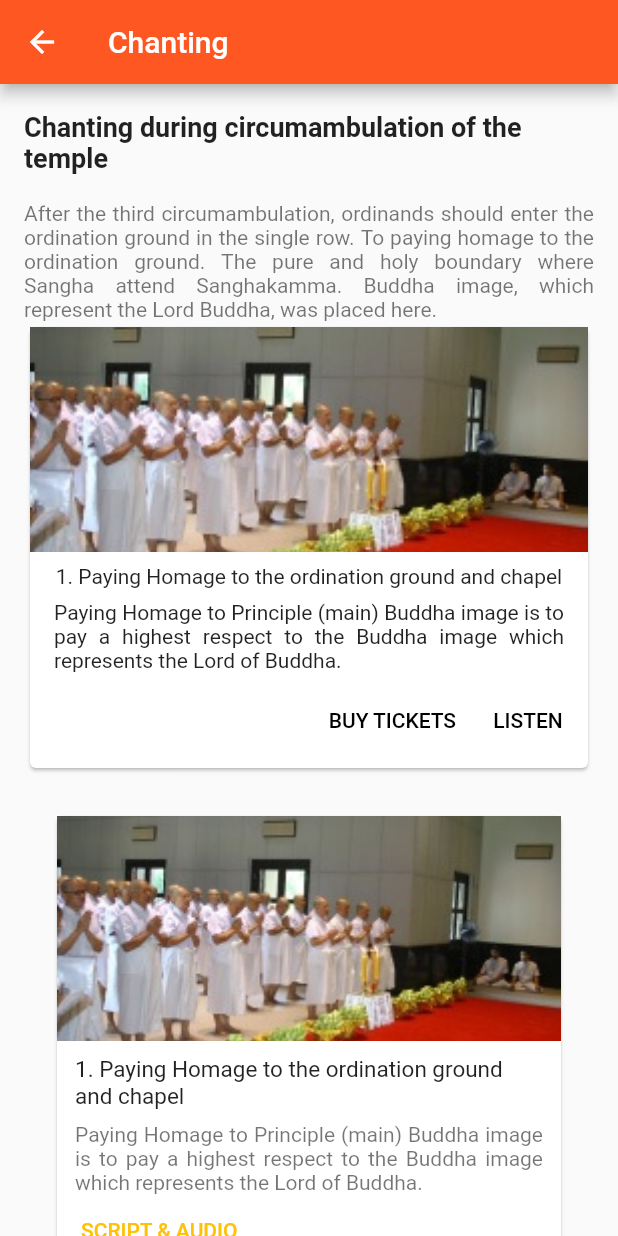
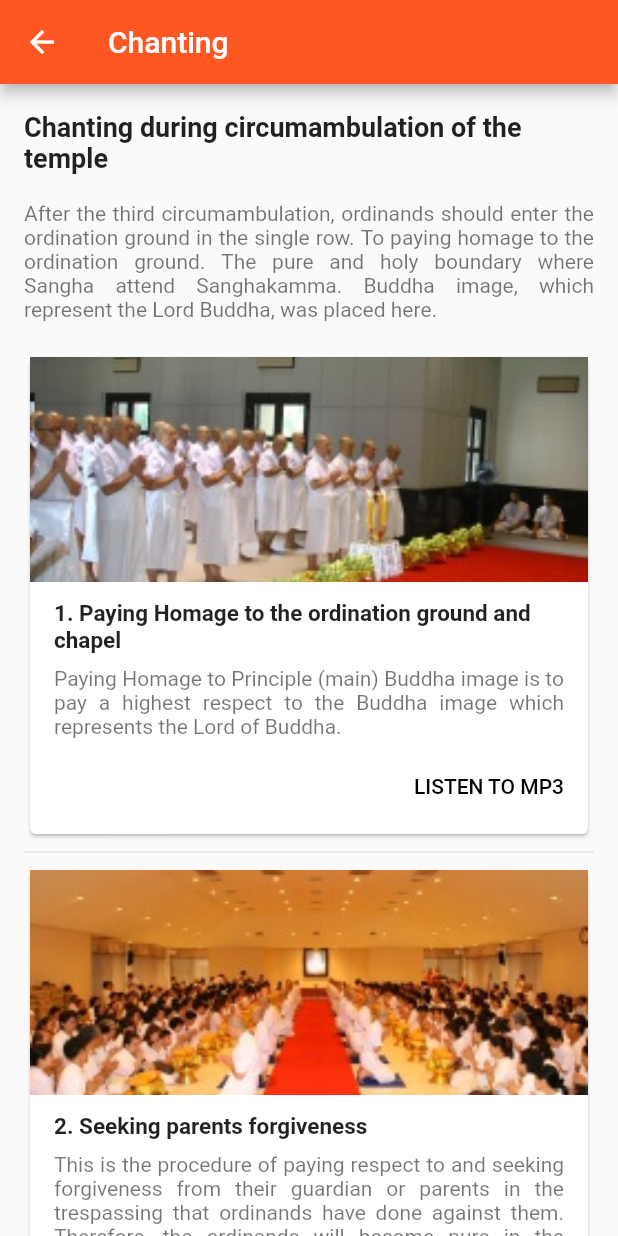
Before and after one commit to siripink/idop, a Flutter app: the Chanting screen opened directly, on a phone screen of 412 x 824 dp. Run offline on Flutter 3.47's test engine with Material 2 defaults, Android fonts, the phone set to English and light mode, and no system bars; our stand-ins replace audioplayers, cloud_firestore; missing offline and left inert: carousel, validate; accounts and stored records are empty.

Commit message:
Fixed text got cut off in card box

```diff
--- a/lib/chanting.dart
+++ b/lib/chanting.dart
@@ -1,6 +1,6 @@
 import 'package:flutter/material.dart';
+import 'package:flutter_idop/audio.dart';
 import 'package:flutter_idop/utils.dart';
-import 'package:flutter_idop/audio.dart';
 
 class Chanting extends StatefulWidget {
   @override
@@ -9,25 +9,19 @@ class Chanting extends StatefulWidget {
 
 class _ChantingState extends State<Chanting> {
 
-  Widget buildCard(double height, String scriptIndex, String asset, String title, String details) {
-    return new SafeArea(
-      top: false,
-      bottom: false,
-      child: new Container(
-        padding: const EdgeInsets.fromLTRB(18.0, 24.0, 18.0, 0.0),
-        height: height,
-        child: new Card(
+  Widget buildCard(String scriptIndex, String asset,
+      String title, String details) {
+    return new Card(
       child: new Column(
         crossAxisAlignment: CrossAxisAlignment.start,
+        mainAxisSize: MainAxisSize.min,
+        //so that the column shrinks to fit the children.
         children: <Widget>[
           buildCardImage(asset),
-              // description and share/explore buttons
-              buildCardDescription(title, details),
-              // share, explore buttons
+          buildCardTitle(title),
+          buildCardDescription(details),
           buildButtonBar(scriptIndex),
         ],
-          ),
-        ),
       ),
     );
   }
@@ -48,56 +42,47 @@ class _ChantingState extends State<Chanting> {
     );
   }
 
-  Widget buildCardDescription(String title, String details) {
+  Widget buildCardTitle(String title) {
+    return new Padding(
+        padding: const EdgeInsets.fromLTRB(16.0, 12.0, 16.0, 0.0),
+        child: new Text(
+          title,
+          style: TextStyle(
+            fontSize: 15.0,
+            fontWeight: FontWeight.w600,
+          ),
+        )
+    );
+  }
+
+  Widget buildCardDescription(String details) {
     final ThemeData theme = Theme.of(context);
     final TextStyle descriptionStyle = theme.textTheme.subhead;
 
-    return new Expanded(
-      child: new Padding(
-        padding: const EdgeInsets.fromLTRB(12.0, 10.0, 12.0, 0.0),
-        child: new DefaultTextStyle(
-          softWrap: true,
-          style: descriptionStyle,
-          child: new Column(
-            crossAxisAlignment: CrossAxisAlignment.start,
-            children: <Widget>[
-              // three line description
-              new Text(
-                title,
-                style: descriptionStyle.copyWith(fontSize: 15.0),
-              ),
-              new Padding(
-                padding: const EdgeInsets.only(top: 8.0),
+    return new Padding(
+        padding: const EdgeInsets.fromLTRB(16.0, 8.0, 16.0, 0.0),
         child: new Text(
           details,
           textAlign: TextAlign.justify,
           style: descriptionStyle.copyWith(
-                      color: Colors.black54,
-                      fontSize: 14.0),
-                ),
-              ),
-            ],
-          ),
-        ),
-      ),
+              color: Colors.black54, fontSize: 14.0),
+        )
     );
   }
 
   Widget buildButtonBar(String action) {
     return new ButtonTheme.bar(
+        // make buttons use the appropriate styles for cards
         child: new ButtonBar(
-        alignment: MainAxisAlignment.start,
       children: <Widget>[
         new FlatButton(
-            child: const Text('SCRIPT & AUDIO'),
-            textColor: Colors.amber.shade500,
+          child: const Text('LISTEN TO MP3'),
           onPressed: () {
             _navigateTo(action);
           },
-          ),
+        )
       ],
-      ),
-    );
+    ));
   }
 
   void _navigateTo(String title) {
@@ -110,110 +95,73 @@ class _ChantingState extends State<Chanting> {
 
   @override
   Widget build(BuildContext context) {
+    final ThemeData theme = Theme.of(context);
+    final TextStyle descriptionStyle = theme.textTheme.subhead;
+
     return Scaffold(
       appBar: AppBar(
         title: Text('Chanting'),
       ),
-      body: ListView(
+      body: new ListView(
         // Important: Remove any padding from the ListView.
         padding: const EdgeInsets.fromLTRB(16.0, 0.0, 16.0, 0.0),
         children: <Widget>[
           Utils.buildTitle('Chanting during circumambulation of the temple'),
           Utils.buildDescription(context,
               'After the third circumambulation, ordinands should enter the ordination ground in the single row. To paying homage to the ordination ground. The pure and holy boundary where Sangha attend Sanghakamma. Buddha image, which represent the Lord Buddha, was placed here.'),
-
-          new Card(
-            child: new Column(
-              mainAxisSize: MainAxisSize.min,
-              children: <Widget>[
-                buildCardImage('images/1_Paying_Homage_to_the_ordination_ground_and_chapel2.jpg'),
-                // description and share/explore buttons
-
           new Padding(
-              padding: const EdgeInsets.fromLTRB(16.0, 8.0, 16.0, 0.0),
-              child: new Text(
-                  '1. Paying Homage to the ordination ground and chapel',
-               //   style: descriptionStyle.copyWith(fontSize: 15.0),
-                ),
-                ),
-                new Padding(
-                  padding: const EdgeInsets.fromLTRB(16.0, 8.0, 16.0, 0.0),
-                  child: new Text(
-                    'Paying Homage to Principle (main) Buddha image is to pay a highest respect to the Buddha image which represents the Lord of Buddha.',
-                    textAlign: TextAlign.justify,
-//                    style: descriptionStyle.copyWith(
-//                        color: Colors.black54,
-//                        fontSize: 14.0),
-                  ),
-                ),
-
-                new ButtonTheme.bar( // make buttons use the appropriate styles for cards
-                  child: new ButtonBar(
-                    children: <Widget>[
-                      new FlatButton(
-                        child: const Text('BUY TICKETS'),
-                        onPressed: () { /* ... */ },
-                      ),
-                      new FlatButton(
-                        child: const Text('LISTEN'),
-                        onPressed: () { /* ... */ },
-                      ),
-                    ],
-                  ),
-                ),
-              ],
-            ),
+            padding: const EdgeInsets.only(top: 4.0),
+            child: new Text(''),
           ),
           buildCard(
-            340.0,
               'script1',
               'images/1_Paying_Homage_to_the_ordination_ground_and_chapel2.jpg',
               '1. Paying Homage to the ordination ground and chapel',
               'Paying Homage to Principle (main) Buddha image is to pay a highest respect to the Buddha image which represents the Lord of Buddha.'),
+          new Divider(),
           buildCard(
-            410.0,
               'script2',
               'images/2.Seeking_parents_forgiveness.jpg',
               '2. Seeking parents forgiveness',
               'This is the procedure of paying respect to and seeking forgiveness from their guardian or parents in the trespassing that ordinands have done against them. Therefore, the ordinands will become pure in the ordination and unblemished in the Brabmafaring in their pursuit of Nibbanain in this lifetime. Next step the ordinands will accepted the Triple Robes from their guardians.'),
+          new Divider(),
           buildCard(
-              340.0,
               'script3',
               'images/3.Requesting_the_going-forth(pabbajja).jpg',
               '3. Requesting the going-forth(pabbajja)',
               'Pabbjja is the method of applying to be a priest by chanting with the highest respect to the Triple Gem, which are the Lord of Buddha, the Dhamma and the Sangha, to the preceptor.'),
+          new Divider(),
           buildCard(
-              410.0,
               'script4',
               'images/4.Basic_objects_of_meditaton.jpg',
               '4. Basic objects of meditation',
               'The preceptor instructs applicants in the Triple Gems, advise them to develop conviction in it as, their refuge and reminds them of the purpose and benefits of ordination. After that he teaches applicants the five basic objects of meditation, (which are Kesa = hair on the head, Loma = hair, Nakha = nail, Danta = teeth and Taco skin, Mulakarnrnatthana or Tacapancakakaininatthana)'),
+          new Divider(),
           buildCard(
-              380.0,
               'script5',
               'images/5.Taking_refuge_and_ten_precepts.jpg',
               '5. Taking refuge and ten precepts',
               'Taking Refuge and Ten Precepts is the request for the refuge from Triple Gem and accept Ten Precepts for studying and practice. Ten Precepts are training rules which help us to maintain a proper body action, verbal action and ideal conducts of our mind.'),
+          new Divider(),
           buildCard(
-              330.0,
               'script6',
               'images/6.Requesting_dependence(nissaya).jpg',
               '6. Requesting dependence(nissaya)',
               'Requesting Dependence is to request for a dependence, his guidance, his protection, his teaching and his education, from the preceptor.'),
+          new Divider(),
           buildCard(
-              360.0,
               'script7',
               'images/7.Scrutiny_of_the_bowl_and_robes.jpg',
               '7. Scrutiny of the bowl and robes',
               'The preceptor will explain the four requisites as follow; Patio (the bowl), Sanghati, Uttarasango(Civara), Aiitaravasago, (the under robe). Novices continue by acknowledging their requisites with the words “Ama bhante”'),
+          new Divider(),
           buildCard(
-              390.0,
               'script8',
               'images/8.Examination_outside_the_Sangha.jpg',
               '8. Examination outside the Sangha',
               'The novice is to stand facing the assembled Bhikkus, hands joined in the gesture of anjali one feet from the cloth, to go round this cloth and not to tread on it.(The second and the third novices follow the same procedure.) Now a number of questions will be asked in Pali language, which the Novice should answer'),
+          new Divider(),
           buildCard(
-              380.0,
               'script9',
               'images/9.Requesting_ordination(Upassampada).jpg',
               '9. Requesting ordination(Upassampada)',
```
Lines whose indentation alone changed are shown as unchanged.
